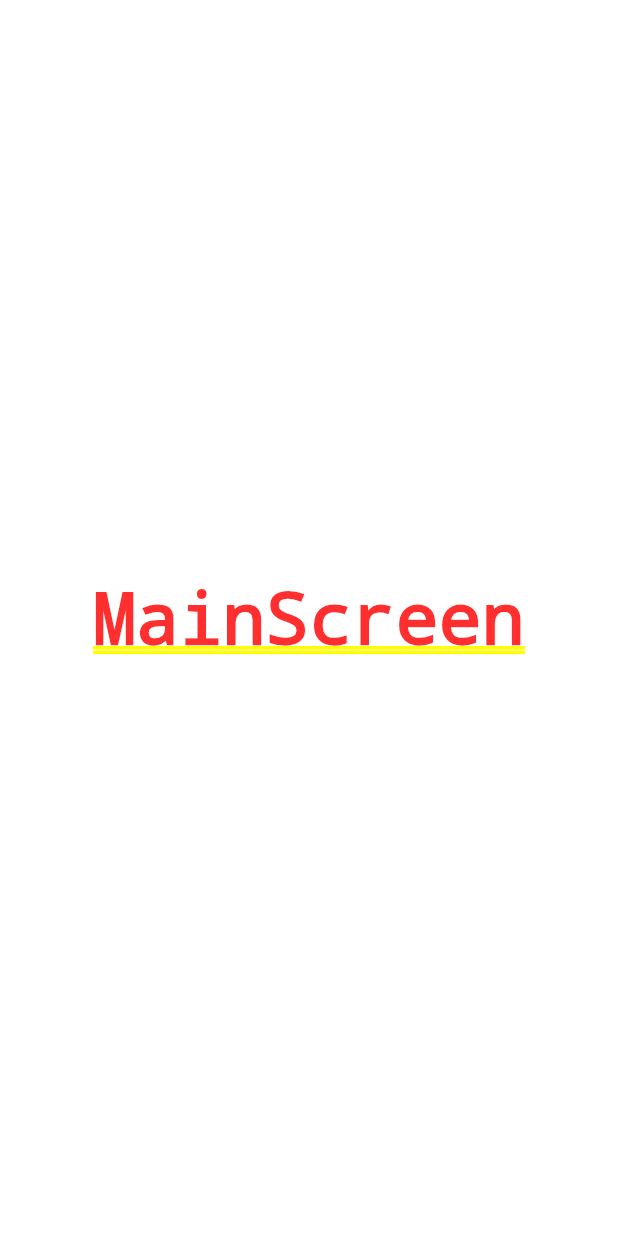
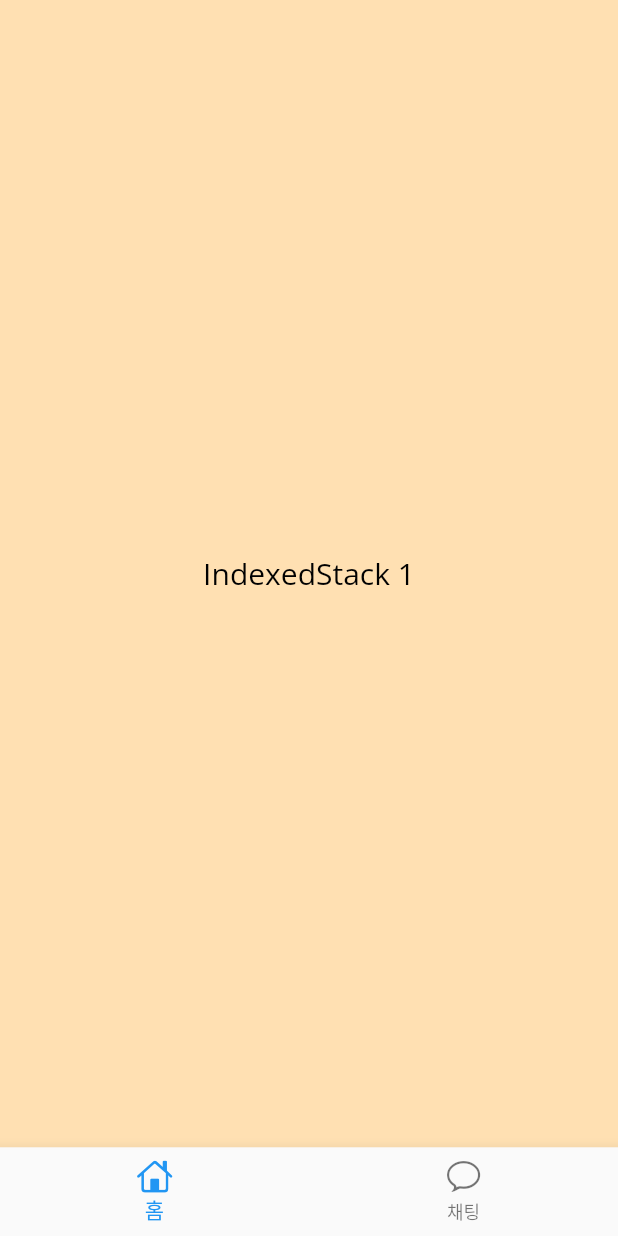
Before and after one commit to mugon-dev/carrot_market_ui, a Flutter app: the screen it shows after launch, on a phone screen of 412 x 824 dp. Run offline on Flutter 3.47's test engine with Material 2 defaults, Android fonts, the light colour scheme and no system bars; our stand-ins replace google_fonts.

Commit message:
feat: add indexedStack,bottomNavigation

```diff
--- a/lib/screens/main_screens.dart
+++ b/lib/screens/main_screens.dart
@@ -1,3 +1,4 @@
+import 'package:flutter/cupertino.dart';
 import 'package:flutter/material.dart';
 
 class MainScreens extends StatefulWidget {
@@ -8,11 +9,50 @@ class MainScreens extends StatefulWidget {
 }
 
 class _MainScreensState extends State<MainScreens> {
+  int _selectedIndex = 0;
   @override
   Widget build(BuildContext context) {
-    return Container(
-      child: Center(
-        child: const Text('MainScreen'),
+    return Scaffold(
+      body: IndexedStack(
+        index: _selectedIndex,
+        children: [
+          Container(
+            color: Colors.orange[100],
+            child: Center(
+              child: Text(
+                'IndexedStack 1',
+                style: TextStyle(fontSize: 20, color: Colors.black),
+              ),
+            ),
+          ),
+          Container(
+            color: Colors.redAccent[100],
+            child: Center(
+              child: Text(
+                'IndexedStack 2',
+                style: TextStyle(fontSize: 20, color: Colors.black),
+              ),
+            ),
+          )
+        ],
+      ),
+      bottomNavigationBar: BottomNavigationBar(
+        items: [
+          BottomNavigationBarItem(
+            icon: Icon(CupertinoIcons.home),
+            label: '홈',
+          ),
+          BottomNavigationBarItem(
+            icon: Icon(CupertinoIcons.chat_bubble),
+            label: '채팅',
+          )
+        ],
+        onTap: (index) {
+          setState(() {
+            _selectedIndex = index;
+          });
+        },
+        currentIndex: _selectedIndex,
       ),
     );
   }
```
Also changed, not shown: 1 other file.
